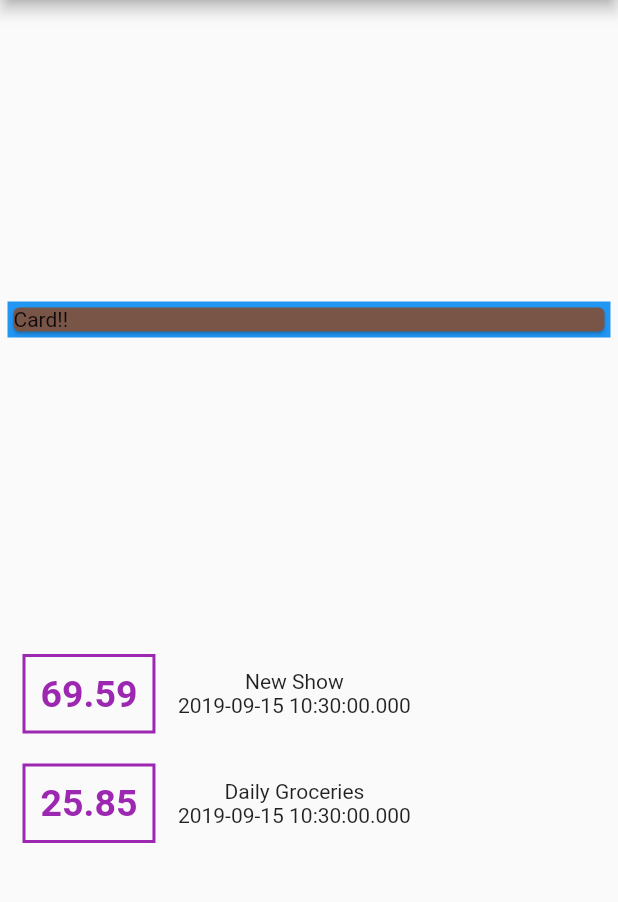
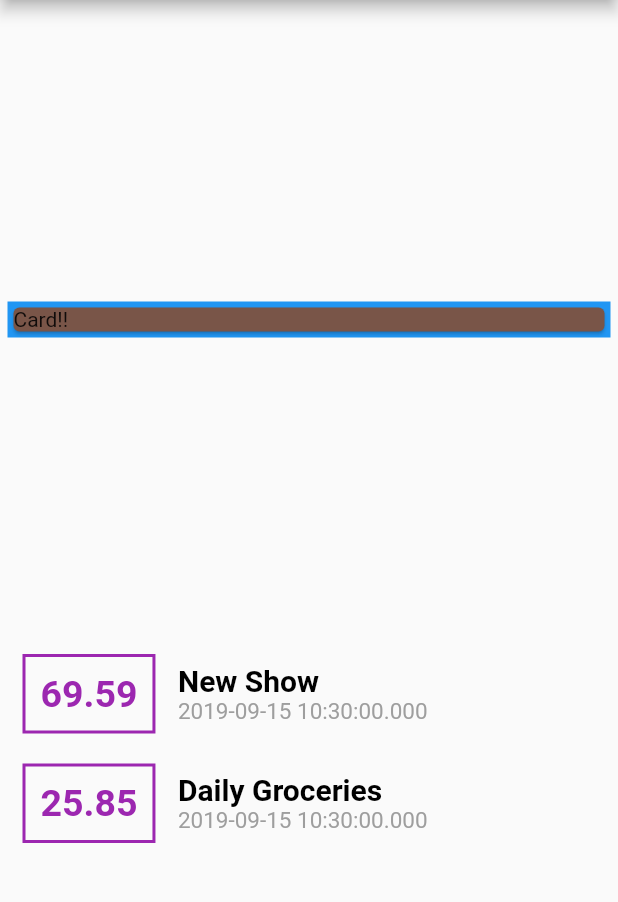
Before and after one commit to rezatrue/Expanse_Planner, a Flutter app: the screen it shows after launch, on a phone screen of 412 x 824 dp, the part 84-986 px from its top. Run offline on Flutter 3.47's test engine with Material 2 defaults, Android fonts, the phone set to English and light mode, and no system bars.

Commit message:
Coloum & Text Styling

```diff
--- a/lib/main.dart
+++ b/lib/main.dart
@@ -50,9 +50,21 @@ class _MyAppState extends State<MyApp> {
                       ),
                       ),
                     ),
-                  Column(children: <Widget>[
-                    Text(tx.title),
-                    Text(tx.date.toString()),
+                  Column(
+                    crossAxisAlignment: CrossAxisAlignment.start,
+                    children: <Widget>[
+                    Text(tx.title, style: TextStyle(
+                        color: Colors.black,
+                        fontWeight: FontWeight.bold,
+                        fontSize: 20,
+                      ),
+                    ),
+                    Text(tx.date.toString(),
+                      style: TextStyle(
+                        color: Colors.grey,
+                        fontSize: 15,
+                      ),
+                      ),
                   ],)
                 ],);
 
```
